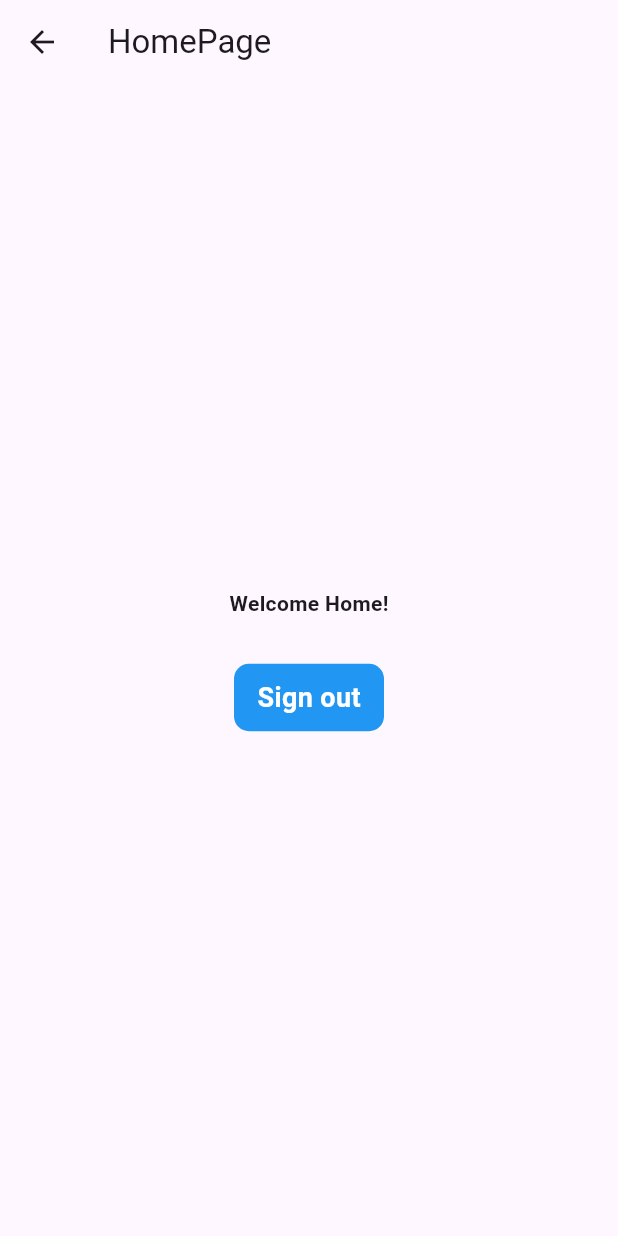
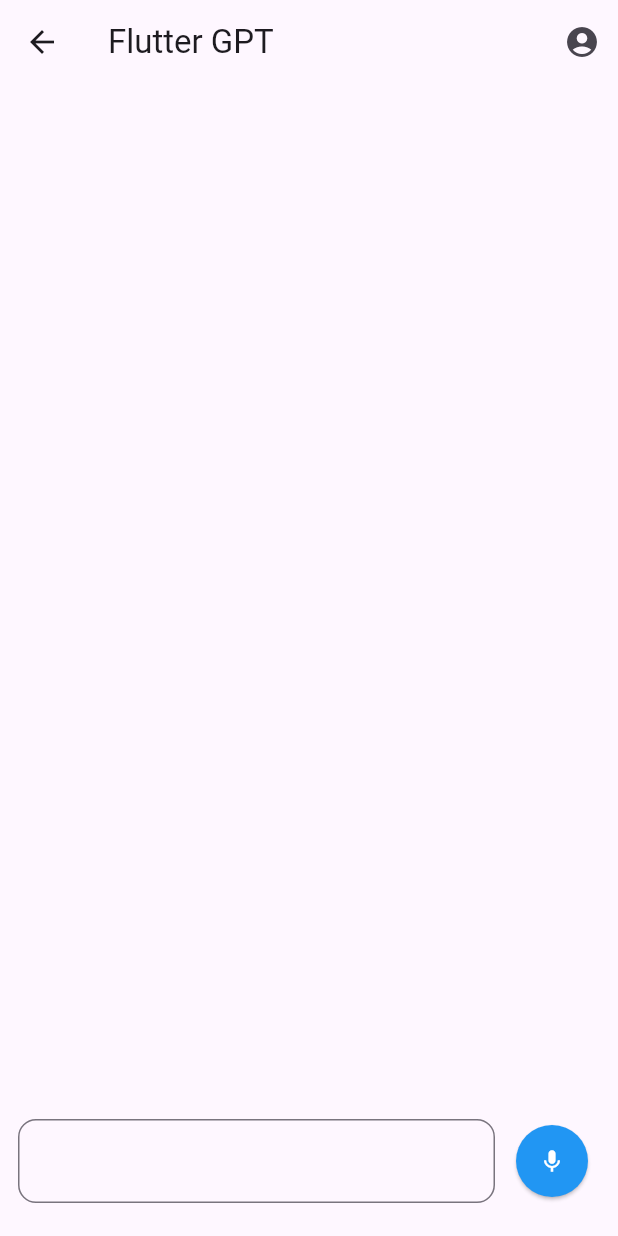
Before and after one commit to phuc-nguy3n/ChatAI-flutter, a Flutter app: the HomePage screen opened by its route, on a phone screen of 412 x 824 dp. Run offline on Flutter 3.47's test engine with Material 3 defaults, Android fonts, the phone set to English and light mode, and no system bars; our stand-ins replace cloud_firestore, firebase_auth, firebase_core, fluttertoast, get, google_generative_ai; accounts and stored records are empty.

```diff
--- a/lib/features/user_auth/presentation/pages/home_page.dart
+++ b/lib/features/user_auth/presentation/pages/home_page.dart
@@ -1,7 +1,8 @@
 import 'package:flutter/material.dart';
-import 'package:flutter_application_1/features/user_auth/firebase_auth_implementation/firebase_auth_services.dart';
-import 'package:flutter_application_1/global/common/toast.dart';
-import 'package:flutter_application_1/global/provider/user_provider.dart';
+import 'package:flutter_application_1/features/user_auth/presentation/pages/user_info_page.dart';
+import 'package:flutter_application_1/global/provider/chats_provider.dart';
+import 'package:flutter_application_1/widgets/chat_item.dart';
+import 'package:flutter_application_1/widgets/text_and_voice_field.dart';
 import 'package:get/get.dart';
 
 class HomePage extends StatefulWidget {
@@ -12,48 +13,49 @@ class HomePage extends StatefulWidget {
 }
 
 class _HomePageState extends State<HomePage> {
-  final FirebaseAuthService _auth = FirebaseAuthService();
-  final UserController _userController = Get.find<UserController>();
+  final ChatController _chatController = Get.put(ChatController());
 
   @override
   Widget build(BuildContext context) {
     return Scaffold(
-      appBar: AppBar(title: const Text("HomePage")),
-      body: Column(
-        mainAxisAlignment: MainAxisAlignment.center,
-        children: [
-          const Center(
-            child: Text("Welcome Home!",
-                style: TextStyle(fontWeight: FontWeight.bold)),
-          ),
-          const SizedBox(
-            height: 30,
-          ),
-          GestureDetector(
-            onTap: () {
-              _auth.signOut();
-              _userController.setUser(null);
-              Navigator.pushReplacementNamed(context, "/login");
-              showToast(message: "Successfully signed out");
-            },
-            child: Container(
-              height: 45,
-              width: 100,
-              decoration: BoxDecoration(
-                  color: Colors.blue, borderRadius: BorderRadius.circular(10)),
-              child: const Center(
-                child: Text(
-                  "Sign out",
-                  style: TextStyle(
-                      color: Colors.white,
-                      fontWeight: FontWeight.bold,
-                      fontSize: 18),
-                ),
-              ),
+        appBar: AppBar(
+          title: const Text("Flutter GPT"),
+          actions: <Widget>[
+            IconButton(
+              icon: const Icon(Icons.account_circle),
+              onPressed: () {
+                // Điều hướng tới trang thứ hai
+                Navigator.push(
+                  context,
+                  MaterialPageRoute(builder: (context) => const UserInfoPage()),
+                );
+              },
             ),
-          )
-        ],
-      ),
-    );
+          ],
+        ),
+        body: Column(
+          children: [
+            Expanded(
+              child: Obx(() {
+                return ListView.builder(
+                  itemCount: _chatController.chats.length,
+                  itemBuilder: (context, index) {
+                    final chat = _chatController.chats[index];
+                    return ListTile(
+                      title: ChatItem(isMe: chat.isMe, text: chat.message),
+                    );
+                  },
+                );
+              }),
+            ),
+            const Padding(
+              padding: EdgeInsets.all(12.0),
+              child: TextAndVoiceField(),
+            ),
+            const SizedBox(
+              height: 10,
+            )
+          ],
+        ));
   }
 }
```
